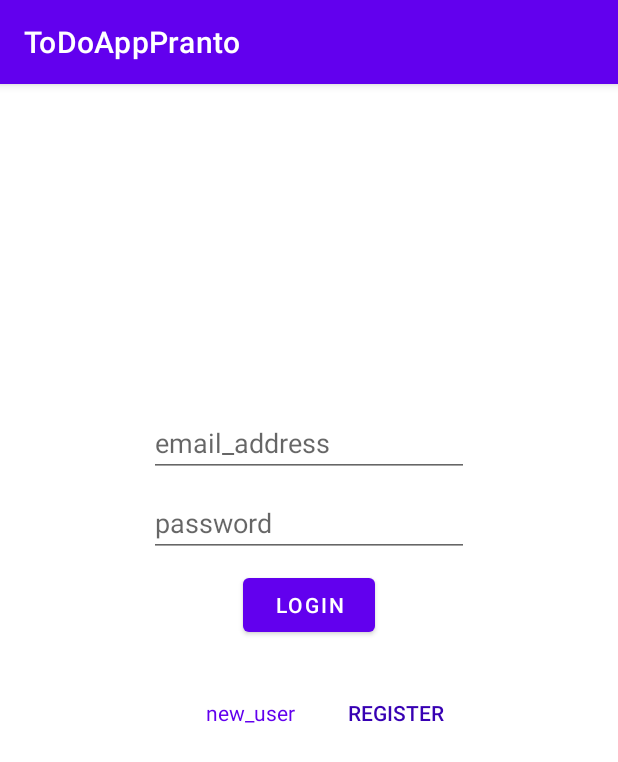
After one commit to PrantoMondal/ToDoApp, an Android app: the LoginFragment screen opened through its navigation route, on a phone screen of 412 x 824 dp. The commit adds this screen. Shown: the top 762 px of the screen. Run offline under Robolectric (Android 15) with nearby library versions, the phone set to English and light mode, and no system bars; our stand-ins replace data binding.

Commit message:
Login fragment added

```diff
--- /dev/null
+++ b/app/src/main/java/com/studioartagonist/todoapppranto/LoginFragment.kt
@@ -0,0 +1,59 @@
+package com.studioartagonist.todoapppranto
+
+import android.os.Bundle
+import androidx.fragment.app.Fragment
+import android.view.LayoutInflater
+import android.view.View
+import android.view.ViewGroup
+
+// TODO: Rename parameter arguments, choose names that match
+// the fragment initialization parameters, e.g. ARG_ITEM_NUMBER
+private const val ARG_PARAM1 = "param1"
+private const val ARG_PARAM2 = "param2"
+
+/**
+ * A simple [Fragment] subclass.
+ * Use the [LoginFragment.newInstance] factory method to
+ * create an instance of this fragment.
+ */
+class LoginFragment : Fragment() {
+    // TODO: Rename and change types of parameters
+    private var param1: String? = null
+    private var param2: String? = null
+
+    override fun onCreate(savedInstanceState: Bundle?) {
+        super.onCreate(savedInstanceState)
+        arguments?.let {
+            param1 = it.getString(ARG_PARAM1)
+            param2 = it.getString(ARG_PARAM2)
+        }
+    }
+
+    override fun onCreateView(
+        inflater: LayoutInflater, container: ViewGroup?,
+        savedInstanceState: Bundle?
+    ): View? {
+        // Inflate the layout for this fragment
+        return inflater.inflate(R.layout.fragment_login, container, false)
+    }
+
+    companion object {
+        /**
+         * Use this factory method to create a new instance of
+         * this fragment using the provided parameters.
+         *
+         * @param param1 Parameter 1.
+         * @param param2 Parameter 2.
+         * @return A new instance of fragment LoginFragment.
+         */
+        // TODO: Rename and change types and number of parameters
+        @JvmStatic
+        fun newInstance(param1: String, param2: String) =
+            LoginFragment().apply {
+                arguments = Bundle().apply {
+                    putString(ARG_PARAM1, param1)
+                    putString(ARG_PARAM2, param2)
+                }
+            }
+    }
+}
--- /dev/null
+++ b/app/src/main/res/layout/fragment_login.xml
@@ -0,0 +1,75 @@
+<?xml version="1.0" encoding="utf-8"?>
+<layout xmlns:android="http://schemas.android.com/apk/res/android"
+    xmlns:tools="http://schemas.android.com/tools"
+    xmlns:app="http://schemas.android.com/apk/res-auto">
+
+    <data>
+
+    </data>
+
+    <androidx.constraintlayout.widget.ConstraintLayout
+        android:id="@+id/frameLayout"
+        android:layout_width="match_parent"
+        android:layout_height="match_parent"
+        tools:context=".LoginFragment">
+
+        <EditText
+            android:id="@+id/emailInputET"
+            android:layout_width="wrap_content"
+            android:layout_height="wrap_content"
+            android:ems="10"
+            android:hint="@string/email_address"
+            android:inputType="textEmailAddress"
+            app:layout_constraintBottom_toBottomOf="parent"
+            app:layout_constraintEnd_toEndOf="parent"
+            app:layout_constraintStart_toStartOf="parent"
+            app:layout_constraintTop_toTopOf="parent"
+            app:layout_constraintVertical_bias="0.3" />
+
+        <EditText
+            android:id="@+id/passwordInputET"
+            android:layout_width="wrap_content"
+            android:layout_height="wrap_content"
+            android:layout_marginTop="8dp"
+            android:ems="10"
+            android:hint="@string/password"
+            android:inputType="textPassword"
+            app:layout_constraintEnd_toEndOf="parent"
+            app:layout_constraintStart_toStartOf="parent"
+            app:layout_constraintTop_toBottomOf="@+id/emailInputET" />
+
+        <Button
+            android:id="@+id/loginBtn"
+            android:layout_width="wrap_content"
+            android:layout_height="wrap_content"
+            android:layout_marginTop="8dp"
+            android:text="Login"
+            app:layout_constraintEnd_toEndOf="parent"
+            app:layout_constraintStart_toStartOf="parent"
+            app:layout_constraintTop_toBottomOf="@+id/passwordInputET" />
+
+        <TextView
+            android:id="@+id/textView"
+            android:layout_width="wrap_content"
+            android:layout_height="wrap_content"
+            android:layout_marginStart="117dp"
+            android:text="@string/new_user"
+            android:textColor="@color/purple_500"
+            app:layout_constraintBaseline_toBaselineOf="@+id/regBtn"
+            app:layout_constraintEnd_toStartOf="@+id/regBtn"
+            app:layout_constraintStart_toStartOf="parent" />
+
+        <Button
+            android:id="@+id/regBtn"
+            style="@style/Widget.AppCompat.Button.Borderless"
+            android:layout_width="wrap_content"
+            android:layout_height="wrap_content"
+            android:layout_marginTop="24dp"
+            android:layout_marginEnd="100dp"
+            android:text="@string/register"
+            android:textColor="@color/purple_700"
+            app:layout_constraintEnd_toEndOf="parent"
+            app:layout_constraintTop_toBottomOf="@+id/loginBtn" />
+
+    </androidx.constraintlayout.widget.ConstraintLayout>
+</layout>
--- a/app/src/main/res/navigation/nav_graph.xml
+++ b/app/src/main/res/navigation/nav_graph.xml
@@ -18,5 +18,13 @@
         <action
             android:id="@+id/action_toDoListFragment_to_newToDoFragment2"
             app:destination="@id/newToDoFragment" />
+        <action
+            android:id="@+id/action_toDoListFragment_to_loginFragment"
+            app:destination="@id/loginFragment" />
     </fragment>
+    <fragment
+        android:id="@+id/loginFragment"
+        android:name="com.studioartagonist.todoapppranto.LoginFragment"
+        android:label="fragment_login"
+        tools:layout="@layout/fragment_login" />
 </navigation>
--- a/app/src/main/res/values/strings.xml
+++ b/app/src/main/res/values/strings.xml
@@ -2,4 +2,9 @@
     <string name="app_name">ToDoAppPranto</string>
     <!-- TODO: Remove or change this placeholder text -->
     <string name="hello_blank_fragment">Hello blank fragment</string>
+    <string name="register">register</string>
+    <string name="new_user">new_user</string>
+    <string name="password">password</string>
+    <string name="email_address">email_address</string>
+
 </resources>
--- a/build.gradle
+++ b/build.gradle
@@ -6,7 +6,7 @@ buildscript {
     }
     dependencies {
         classpath "com.android.tools.build:gradle:7.0.2"
-        classpath "org.jetbrains.kotlin:kotlin-gradle-plugin:1.6.10"
+        classpath 'org.jetbrains.kotlin:kotlin-gradle-plugin:1.6.21'
 
         // NOTE: Do not place your application dependencies here; they belong
         // in the individual module build.gradle files
```
